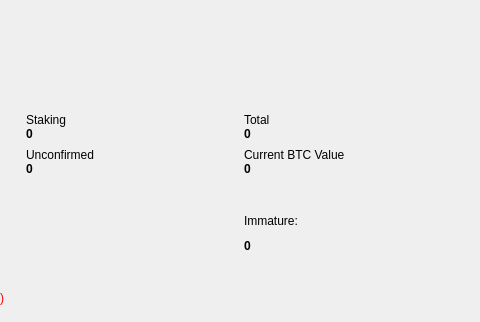
The window that src/qt/forms/overviewpage.ui (Pink2Dev/Pink2) describes before a commit, drawn with Qt 5; both pictures show x 221 to 701 and y 0 to 322 of the 701 by 516 pixel window.
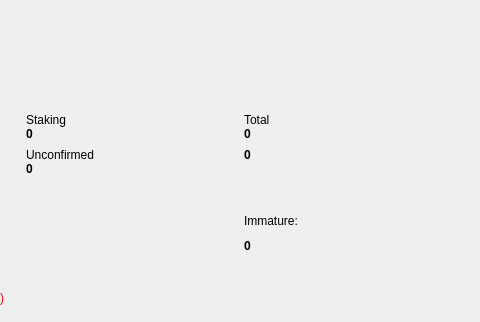
The same window after the commit. Icons and pictures are not drawn.

Commit message: gui: Remove 'Current BTC Value' label

```diff
--- a/src/qt/forms/overviewpage.ui
+++ b/src/qt/forms/overviewpage.ui
@@ -197,13 +197,6 @@
                <property name="spacing">
                 <number>0</number>
                </property>
-               <item row="6" column="2">
-                <widget class="QLabel" name="labelBtcValueText">
-                 <property name="text">
-                  <string>Current BTC Value</string>
-                 </property>
-                </widget>
-               </item>
                <item row="11" column="0">
                 <spacer name="verticalSpacer_7">
                  <property name="orientation">
@@ -409,19 +402,6 @@
                  </property>
                 </spacer>
                </item>
-               <item row="7" column="2">
-                <widget class="QLabel" name="labelBtcValue">
-                 <property name="font">
-                  <font>
-                   <weight>75</weight>
-                   <bold>true</bold>
-                  </font>
-                 </property>
-                 <property name="text">
-                  <string>0</string>
-                 </property>
-                </widget>
-               </item>
                <item row="7" column="0">
                 <widget class="QLabel" name="labelTotalMinted">
                  <property name="font">
@@ -746,6 +726,19 @@
                  </property>
                 </widget>
                </item>
+               <item row="6" column="2">
+                <widget class="QLabel" name="labelBtcValue">
+                 <property name="font">
+                  <font>
+                   <weight>75</weight>
+                   <bold>true</bold>
+                  </font>
+                 </property>
+                 <property name="text">
+                  <string>0</string>
+                 </property>
+                </widget>
+               </item>
               </layout>
              </item>
              <item>
```
